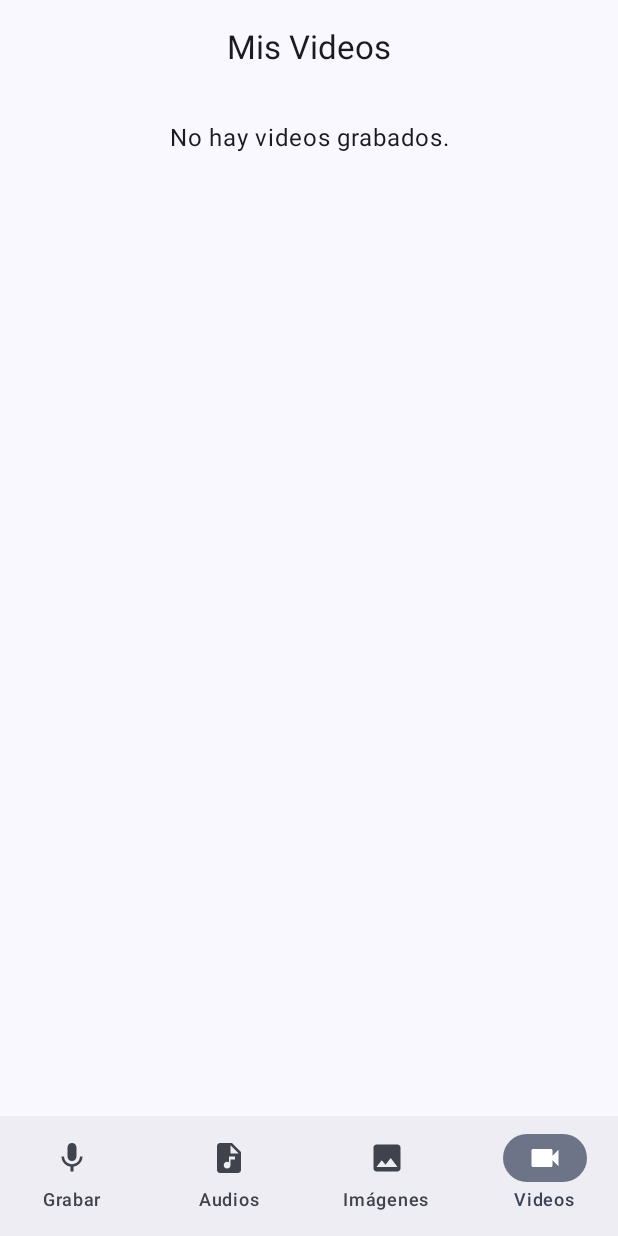
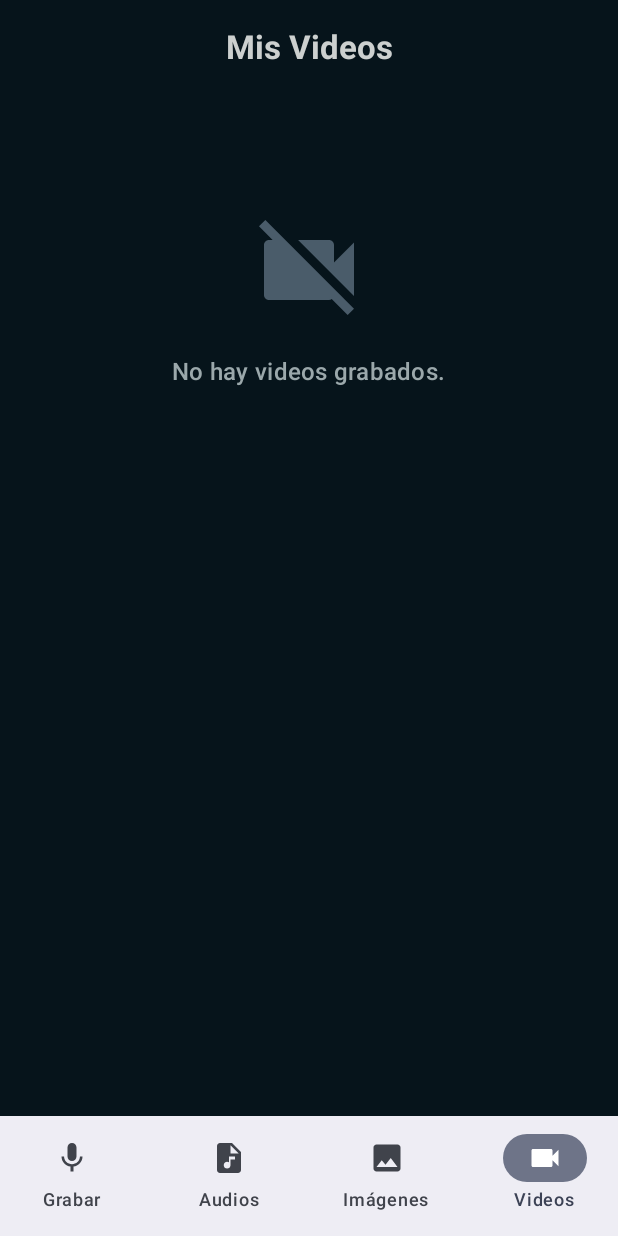
Before and after one commit to Luis-Isidoro-UTEZ/MediaAppIngenium, an Android app built with Jetpack Compose: the screen it shows after launch (MainActivity), item 4 of the bottom bar chosen, on a phone screen of 412 x 824 dp. Run offline under Robolectric (Android 15) with nearby library versions, the phone set to English and light mode, and no system bars; our stand-ins replace Room's generated code, accompanist.

Commit message:
Mejora diseño lista de videos, Blue Dark mode y nuevas tarjetas

```diff
--- a/app/src/main/java/mx/edu/utez/mediaappingenium/ui/screens/VideoListScreen.kt
+++ b/app/src/main/java/mx/edu/utez/mediaappingenium/ui/screens/VideoListScreen.kt
@@ -1,29 +1,19 @@
-// --- 18. Screen 4: Lista de Videos ---
 package mx.edu.utez.mediaappingenium.ui.screens
 
 import android.net.Uri
 import androidx.compose.foundation.background
 import androidx.compose.foundation.clickable
-import androidx.compose.foundation.layout.Arrangement
-import androidx.compose.foundation.layout.Column
-import androidx.compose.foundation.layout.PaddingValues
-import androidx.compose.foundation.layout.Row
-import androidx.compose.foundation.layout.Spacer
-import androidx.compose.foundation.layout.fillMaxSize
-import androidx.compose.foundation.layout.fillMaxWidth
-import androidx.compose.foundation.layout.padding
-import androidx.compose.foundation.layout.size
-import androidx.compose.foundation.layout.width
+import androidx.compose.foundation.layout.*
 import androidx.compose.foundation.lazy.LazyColumn
 import androidx.compose.foundation.lazy.items
+import androidx.compose.foundation.shape.CircleShape
 import androidx.compose.foundation.shape.RoundedCornerShape
-import androidx.compose.material3.Card
-import androidx.compose.material3.CardDefaults
-import androidx.compose.material3.CenterAlignedTopAppBar
-import androidx.compose.material3.ExperimentalMaterial3Api
-import androidx.compose.material3.MaterialTheme
-import androidx.compose.material3.Scaffold
-import androidx.compose.material3.Text
+import androidx.compose.material.icons.Icons
+import androidx.compose.material.icons.filled.CalendarToday
+import androidx.compose.material.icons.filled.PlayArrow
+import androidx.compose.material.icons.filled.Schedule
+import androidx.compose.material.icons.filled.VideocamOff
+import androidx.compose.material3.*
 import androidx.compose.runtime.Composable
 import androidx.compose.runtime.collectAsState
 import androidx.compose.runtime.getValue
@@ -31,6 +21,7 @@ import androidx.compose.ui.Alignment
 import androidx.compose.ui.Modifier
 import androidx.compose.ui.draw.clip
 import androidx.compose.ui.graphics.Color
+import androidx.compose.ui.graphics.vector.ImageVector
 import androidx.compose.ui.layout.ContentScale
 import androidx.compose.ui.text.font.FontWeight
 import androidx.compose.ui.text.style.TextOverflow
@@ -43,6 +34,14 @@ import mx.edu.utez.mediaappingenium.utils.formatDate
 import mx.edu.utez.mediaappingenium.utils.formatDuration
 import mx.edu.utez.mediaappingenium.viewmodel.MediaViewModel
 
+// --- Definición de tu Paleta de Colores ---
+val ColorBackground = Color(0xFF06141B)
+val ColorCardBg = Color(0xFF11212D)
+val ColorAccent = Color(0xFF253745)
+val ColorIconMuted = Color(0xFF4A5C6A)
+val ColorTextSecondary = Color(0xFF9BA8AB)
+val ColorTextPrimary = Color(0xFFCCD0CF)
+
 @OptIn(ExperimentalMaterial3Api::class)
 @Composable
 fun VideoListScreen(
@@ -50,9 +49,23 @@ fun VideoListScreen(
     navController: NavController
 ) {
     val videoList by mediaViewModel.allVideos.collectAsState()
+
     Scaffold(
+        containerColor = ColorBackground,
         topBar = {
-            CenterAlignedTopAppBar(title = { Text("Mis Videos") })
+            CenterAlignedTopAppBar(
+                title = {
+                    Text(
+                        "Mis Videos",
+                        color = ColorTextPrimary,
+                        fontWeight = FontWeight.Bold
+                    )
+                },
+                colors = TopAppBarDefaults.centerAlignedTopAppBarColors(
+                    containerColor = ColorBackground,
+                    scrolledContainerColor = ColorCardBg
+                )
+            )
         }
     ) { padding ->
         LazyColumn(
@@ -64,19 +77,13 @@ fun VideoListScreen(
         ) {
             if (videoList.isEmpty()) {
                 item {
-                    Text(
-                        "No hay videos grabados.",
-                        modifier = Modifier.fillMaxWidth(),
-                        textAlign = androidx.compose.ui.text.style.TextAlign.Center
-                    )
+                    EmptyStateView()
                 }
             }
             items(videoList) { item ->
-
                 VideoCard(
                     item = item,
                     onClick = {
-                        // Navegar al reproductor. La URI debe ser codificada.
                         val encodedUri = Uri.encode(item.uri)
                         navController.navigate(Screen.VideoPlayer.createRoute(encodedUri))
                     }
@@ -85,48 +92,122 @@ fun VideoListScreen(
         }
     }
 }
+
+@Composable
+fun EmptyStateView() {
+    Column(
+        modifier = Modifier
+            .fillMaxWidth()
+            .padding(top = 60.dp),
+        horizontalAlignment = Alignment.CenterHorizontally
+    ) {
+        Icon(
+            imageVector = Icons.Default.VideocamOff,
+            contentDescription = null,
+            tint = ColorIconMuted,
+            modifier = Modifier.size(80.dp)
+        )
+        Spacer(modifier = Modifier.height(16.dp))
+        Text(
+            "No hay videos grabados.",
+            style = MaterialTheme.typography.titleMedium,
+            color = ColorTextSecondary
+        )
+    }
+}
+
 @Composable
 fun VideoCard(item: MediaItem, onClick: () -> Unit) {
     Card(
         modifier = Modifier
             .fillMaxWidth()
             .clickable { onClick() },
-        elevation = CardDefaults.cardElevation(4.dp)
+        shape = RoundedCornerShape(12.dp),
+        colors = CardDefaults.cardColors(
+            containerColor = ColorCardBg
+        ),
+        elevation = CardDefaults.cardElevation(6.dp)
     ) {
         Row(
             modifier = Modifier
                 .fillMaxWidth()
-                .padding(16.dp),
+                .padding(12.dp),
             verticalAlignment = Alignment.CenterVertically
         ) {
-            // Miniatura (usando Coil)
+            // --- Miniatura con Icono de Play ---
+            Box(contentAlignment = Alignment.Center) {
                 AsyncImage(
                     model = item.uri.toUri(),
                     contentDescription = "Miniatura",
                     modifier = Modifier
-                    .size(80.dp, 60.dp)
+                        .size(100.dp, 75.dp)
                         .clip(RoundedCornerShape(8.dp))
-                    .background(Color.Gray),
+                        .background(ColorAccent),
                     contentScale = ContentScale.Crop
                 )
+                // Overlay semicurvo oscuro para que resalte el icono
+                Box(
+                    modifier = Modifier
+                        .size(32.dp)
+                        .background(Color.Black.copy(alpha = 0.4f), CircleShape),
+                    contentAlignment = Alignment.Center
+                ) {
+                    Icon(
+                        imageVector = Icons.Default.PlayArrow,
+                        contentDescription = "Play",
+                        tint = ColorTextPrimary,
+                        modifier = Modifier.size(20.dp)
+                    )
+                }
+            }
+
             Spacer(Modifier.width(16.dp))
+
+            // --- Información del Video ---
             Column(modifier = Modifier.weight(1f)) {
                 Text(
                     text = item.name,
+                    style = MaterialTheme.typography.titleMedium,
                     fontWeight = FontWeight.Bold,
+                    color = ColorTextPrimary,
                     maxLines = 1,
                     overflow = TextOverflow.Ellipsis
                 )
-                Text(
-                    text = formatDuration(item.duration),
-                    style = MaterialTheme.typography.bodySmall
+
+                Spacer(modifier = Modifier.height(8.dp))
+
+                // Fila para Duración
+                MetadataRow(
+                    icon = Icons.Default.Schedule,
+                    text = formatDuration(item.duration)
                 )
-                Text(
-                    text = formatDate(item.date),
-                    style = MaterialTheme.typography.bodySmall,
-                    color = Color.Gray
+
+                Spacer(modifier = Modifier.height(4.dp))
+
+                // Fila para Fecha
+                MetadataRow(
+                    icon = Icons.Default.CalendarToday,
+                    text = formatDate(item.date)
                 )
             }
         }
     }
 }
+
+@Composable
+fun MetadataRow(icon: ImageVector, text: String) {
+    Row(verticalAlignment = Alignment.CenterVertically) {
+        Icon(
+            imageVector = icon,
+            contentDescription = null,
+            tint = ColorIconMuted, // Color iconos apagados
+            modifier = Modifier.size(14.dp)
+        )
+        Spacer(modifier = Modifier.width(6.dp))
+        Text(
+            text = text,
+            style = MaterialTheme.typography.bodySmall,
+            color = ColorTextSecondary // Color texto secundario
+        )
+    }
+}
```
Lines whose indentation alone changed are shown as unchanged.
